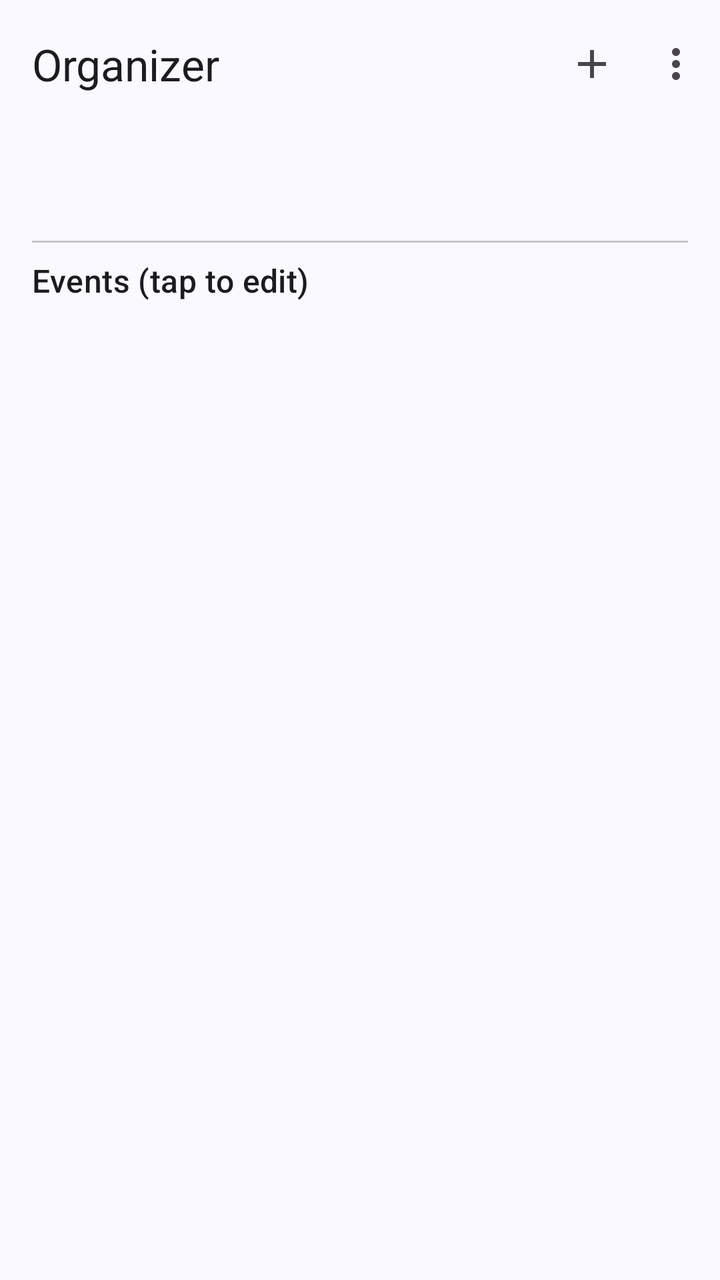
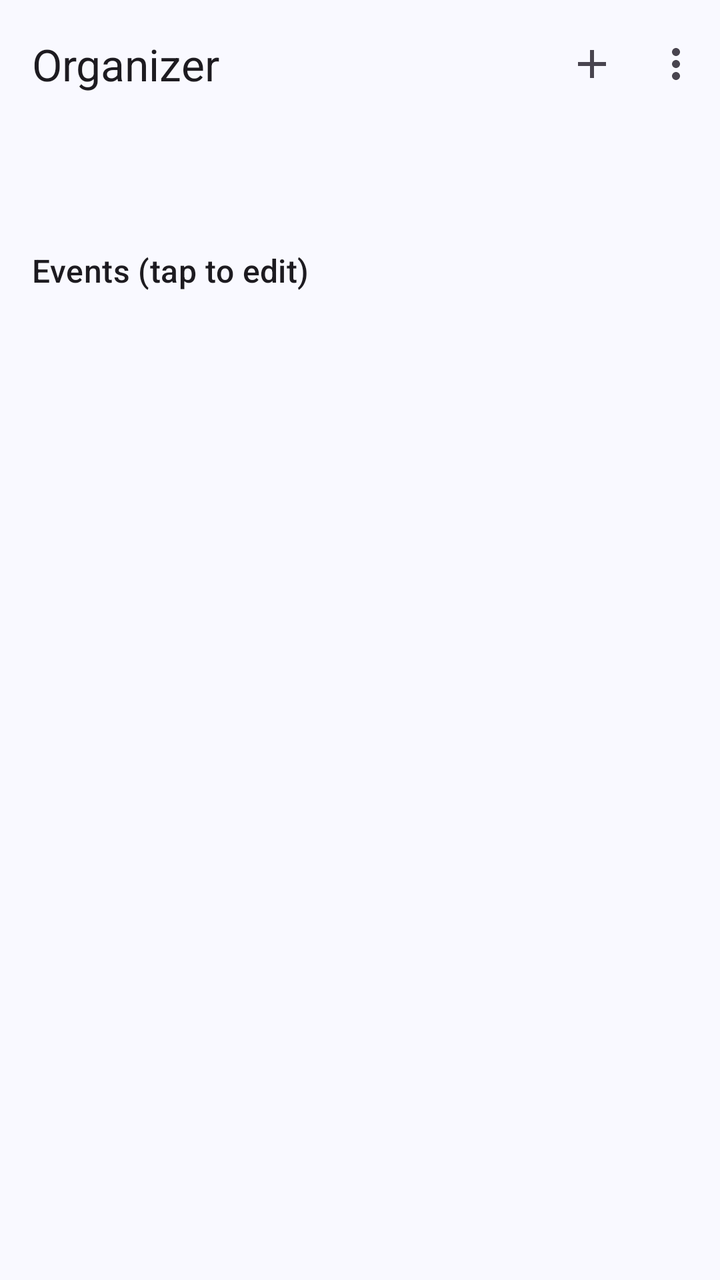

An Android layout rendered at two revisions. The XML below is the earlier revision; the diff shows what the commit changed to produce the second picture.
<!-- AndroidManifest.xml: application theme Theme.Ticketree -->
<!-- res/layout/activity_organizer_home.xml -->
<?xml version="1.0" encoding="utf-8"?>
<LinearLayout xmlns:android="http://schemas.android.com/apk/res/android"
    xmlns:app="http://schemas.android.com/apk/res-auto"
    android:layout_width="match_parent"
    android:layout_height="match_parent"
    android:fitsSystemWindows="true"
    android:orientation="vertical">
    <com.google.android.material.appbar.MaterialToolbar
        android:id="@+id/toolbar"
        android:layout_width="match_parent"
        android:layout_height="?attr/actionBarSize"
        app:menu="@menu/menu_organizer_home"
        app:title="Organizer" />
<LinearLayout xmlns:android="http://schemas.android.com/apk/res/android"
    android:layout_width="match_parent"
    android:layout_height="0dp"
    android:layout_weight="1"
    android:orientation="vertical"
    android:padding="16dp">

    <com.google.android.material.textview.MaterialTextView
        android:id="@+id/tvWelcome"
        android:layout_width="match_parent"
        android:layout_height="wrap_content"
        android:textAppearance="?attr/textAppearanceHeadlineSmall" />


    <com.google.android.material.divider.MaterialDivider
        android:layout_width="match_parent"
        android:layout_height="wrap_content"
        android:layout_marginVertical="8dp" />

    <com.google.android.material.textview.MaterialTextView
        android:textAppearance="?attr/textAppearanceTitleMedium"
        android:layout_width="match_parent"
        android:layout_height="wrap_content"
        android:text="Events (tap to edit)" />

    <androidx.recyclerview.widget.RecyclerView
        android:id="@+id/rvList"
        android:layout_width="match_parent"
        android:layout_height="0dp"
        android:layout_marginTop="8dp"
        android:layout_weight="1" />
</LinearLayout>
</LinearLayout>
<!-- resources referenced by this layout -->
<resources>
  <style name="Theme.Ticketree" parent="AppTheme">
          <item name="android:windowSoftInputMode">adjustResize</item>
          <item name="android:windowAnimationStyle">@style/Animation.Ticketree</item>
      </style>
  <style name="Animation.Ticketree" parent="@android:style/Animation.Activity">
          <item name="android:activityOpenEnterAnimation">@anim/screen_open_enter</item>
          <item name="android:activityOpenExitAnimation">@anim/screen_open_exit</item>
          <item name="android:activityCloseEnterAnimation">@anim/screen_close_enter</item>
          <item name="android:activityCloseExitAnimation">@anim/screen_close_exit</item>
      </style>
  <color name="md_theme_primary">#415F91</color>
  <color name="md_theme_onPrimary">#FFFFFF</color>
  <color name="md_theme_primaryContainer">#D6E3FF</color>
  <color name="md_theme_onPrimaryContainer">#284777</color>
  <color name="md_theme_secondary">#565F71</color>
  <color name="md_theme_onSecondary">#FFFFFF</color>
  <color name="md_theme_secondaryContainer">#DAE2F9</color>
  <color name="md_theme_onSecondaryContainer">#3E4759</color>
  <color name="md_theme_tertiary">#705575</color>
  <color name="md_theme_onTertiary">#FFFFFF</color>
  <color name="md_theme_tertiaryContainer">#FAD8FD</color>
  <color name="md_theme_onTertiaryContainer">#573E5C</color>
  <color name="md_theme_error">#BA1A1A</color>
  <color name="md_theme_onError">#FFFFFF</color>
  <color name="md_theme_errorContainer">#FFDAD6</color>
  <color name="md_theme_onErrorContainer">#93000A</color>
  <color name="md_theme_background">#F9F9FF</color>
  <color name="md_theme_onBackground">#191C20</color>
  <color name="md_theme_surface">#F9F9FF</color>
  <color name="md_theme_onSurface">#191C20</color>
  <color name="md_theme_surfaceVariant">#E0E2EC</color>
  <color name="md_theme_onSurfaceVariant">#44474E</color>
  <color name="md_theme_outline">#74777F</color>
  <color name="md_theme_outlineVariant">#C4C6D0</color>
  <color name="md_theme_inverseSurface">#2E3036</color>
  <color name="md_theme_inverseOnSurface">#F0F0F7</color>
  <color name="md_theme_inversePrimary">#AAC7FF</color>
  <color name="md_theme_primaryFixed">#D6E3FF</color>
  <color name="md_theme_onPrimaryFixed">#001B3E</color>
  <color name="md_theme_primaryFixedDim">#AAC7FF</color>
  <color name="md_theme_onPrimaryFixedVariant">#284777</color>
  <color name="md_theme_secondaryFixed">#DAE2F9</color>
  <color name="md_theme_onSecondaryFixed">#131C2B</color>
  <color name="md_theme_secondaryFixedDim">#BEC6DC</color>
  <color name="md_theme_onSecondaryFixedVariant">#3E4759</color>
  <color name="md_theme_tertiaryFixed">#FAD8FD</color>
  <color name="md_theme_onTertiaryFixed">#28132E</color>
  <color name="md_theme_tertiaryFixedDim">#DDBCE0</color>
  <color name="md_theme_onTertiaryFixedVariant">#573E5C</color>
  <color name="md_theme_surfaceDim">#D9D9E0</color>
  <color name="md_theme_surfaceBright">#F9F9FF</color>
  <color name="md_theme_surfaceContainerLowest">#FFFFFF</color>
  <color name="md_theme_surfaceContainerLow">#F3F3FA</color>
  <color name="md_theme_surfaceContainer">#EDEDF4</color>
  <color name="md_theme_surfaceContainerHigh">#E7E8EE</color>
  <color name="md_theme_surfaceContainerHighest">#E2E2E9</color>
  <!-- unchanged entries left out for length: 1 -->
</resources>

<!-- the commit's change to res/layout/activity_organizer_home.xml (unified diff, before → after) -->
@@ -24,16 +24,11 @@
         android:layout_height="wrap_content"
         android:textAppearance="?attr/textAppearanceHeadlineSmall" />
 
-
-    <com.google.android.material.divider.MaterialDivider
-        android:layout_width="match_parent"
-        android:layout_height="wrap_content"
-        android:layout_marginVertical="8dp" />
-
     <com.google.android.material.textview.MaterialTextView
         android:textAppearance="?attr/textAppearanceTitleMedium"
         android:layout_width="match_parent"
         android:layout_height="wrap_content"
+        android:layout_marginTop="12dp"
         android:text="Events (tap to edit)" />
 
     <androidx.recyclerview.widget.RecyclerView
